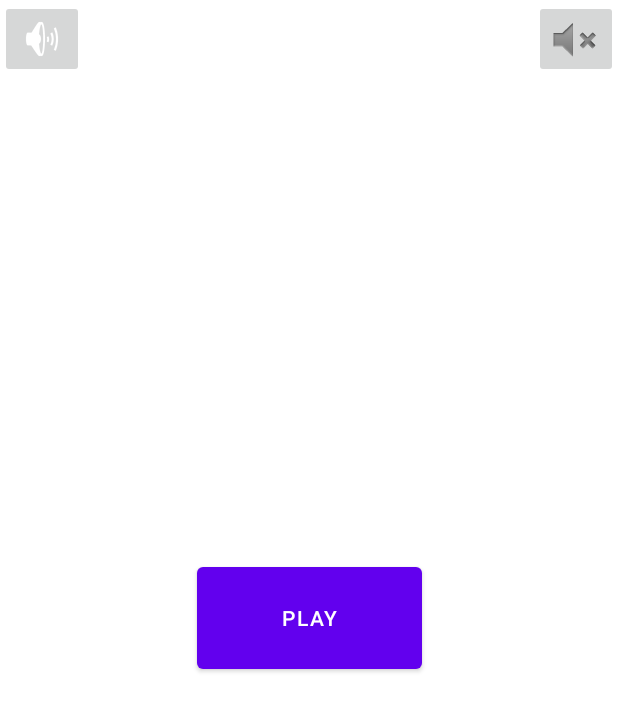
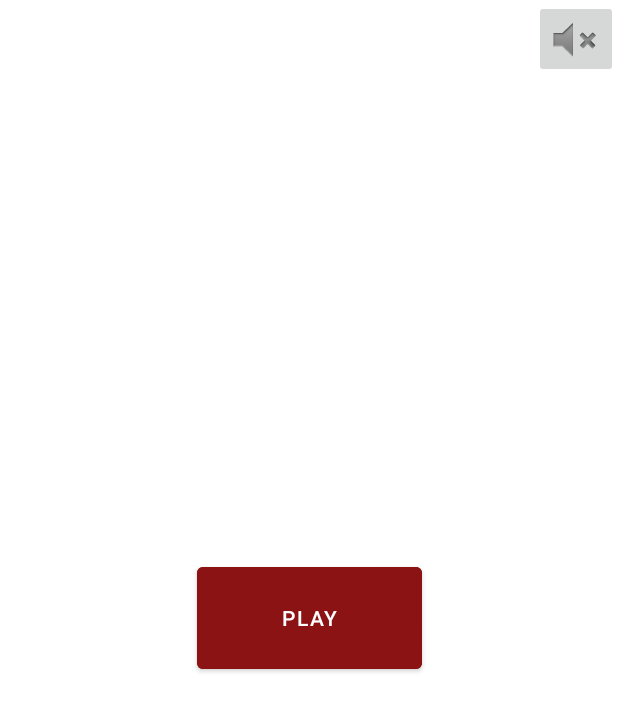
Before and after one commit to Heliox9/conveyor-fight, an Android app: the layout fragment_menu.xml on its own in the app's theme, with its tools: preview values and no code run, on a phone screen of 412 x 824 dp. Shown: the top 711 px of the screen. Run offline under Robolectric (Android 15) with nearby library versions, the phone set to English and light mode, and no system bars.

Commit message:
made buttons red

```diff
--- a/app/src/main/AndroidManifest.xml
+++ b/app/src/main/AndroidManifest.xml
@@ -10,8 +10,7 @@
         android:roundIcon="@mipmap/ic_launcher_round"
         android:supportsRtl="true"
         android:theme="@style/Theme.ConveyorFight">
-        <activity android:name=".gameFragments.AiGameFragment"></activity>
-        <activity android:name=".MainActivity">
+        <activity android:name=".MainActivity"  android:hardwareAccelerated="false">
             <intent-filter>
                 <action android:name="android.intent.action.MAIN" />
 
--- a/app/src/main/java/de/conveyorfight/fight/FightView.kt
+++ b/app/src/main/java/de/conveyorfight/fight/FightView.kt
@@ -60,10 +60,10 @@ class FightView(
         heightUnit = size.heightPixels / 8
         tile = Bitmap.createScaledBitmap(tile, heightUnit, heightUnit, false)
 
-        val victorySource = ImageDecoder.createSource(context.assets, "victory.gif")
+        val victorySource = ImageDecoder.createSource(context.resources, R.raw.victory)
         victoryGif = ImageDecoder.decodeDrawable(victorySource) as AnimatedImageDrawable
 
-        val defeatSource = ImageDecoder.createSource(context.assets, "defeat.gif")
+        val defeatSource = ImageDecoder.createSource(context.resources, R.raw.defeat)
         defeatGif = ImageDecoder.decodeDrawable(defeatSource) as AnimatedImageDrawable
 
         textSize = (size.heightPixels/30).toFloat()
@@ -102,6 +102,7 @@ class FightView(
         drawCharacter(playerCharacter, true)
         drawCharacter(enemyCharacter, false)
         drawItems()
+        handleWin()
 
         holder.unlockCanvasAndPost(canvas)
 
--- a/app/src/main/java/de/conveyorfight/shop/ShopView.kt
+++ b/app/src/main/java/de/conveyorfight/shop/ShopView.kt
@@ -17,10 +17,7 @@ import kotlin.reflect.KFunction0
 import kotlin.reflect.KFunction1
 
 
-//TODO: change button colors, background of music stuff
-//TODO: FightView refactoren
-//TODO: item verschwindet sofort, wenn man auf Kaufen klickt
-//TODO: Loose GIF & Win Gif
+
 class ShopView(
     context: Context,
     val shopItems: List<Item>,
--- a/app/src/main/res/layout/fragment_menu.xml
+++ b/app/src/main/res/layout/fragment_menu.xml
@@ -7,23 +7,23 @@
     android:layout_height="match_parent"
     tools:context="menu.MenuFragment">
 
-    <!--TODO replace background-->
     <Button
         android:id="@+id/menu_play_button"
         android:layout_width="150dp"
         android:layout_height="80dp"
+        android:backgroundTint="#8c1313"
         android:text="@string/menu_to_fight_btn"
         app:layout_constraintBottom_toBottomOf="parent"
         app:layout_constraintEnd_toEndOf="parent"
         app:layout_constraintStart_toStartOf="parent"
         app:layout_constraintTop_toTopOf="parent" />
 
-    <!--    TODO replace placeholder icons-->
     <ImageButton
         android:id="@+id/music_volume_btn"
         android:layout_width="wrap_content"
         android:layout_height="wrap_content"
         android:src="@android:drawable/ic_lock_silent_mode_off"
+        android:backgroundTint="#00000000"
         app:layout_constraintStart_toStartOf="parent"
         app:layout_constraintTop_toTopOf="parent"
         tools:layout_editor_absoluteX="70dp"
@@ -43,9 +43,8 @@
         android:id="@+id/music_seekBar"
         android:layout_width="200dp"
         android:layout_height="0dp"
-        android:background="@color/design_default_color_secondary"
-        android:progressTint="@color/design_default_color_primary"
-        android:thumbTint="@color/design_default_color_primary"
+        android:progressTint="#8C1313"
+        android:thumbTint="#8C1313"
         android:visibility="invisible"
         app:layout_constraintBottom_toBottomOf="@id/music_volume_btn"
         app:layout_constraintStart_toEndOf="@id/music_volume_btn"
```
Also changed, not shown: app/src/main/res/raw/defeat.gif (renamed from app/src/main/assets/defeat.gif), app/src/main/res/raw/victory.gif (renamed from app/src/main/assets/victory.gif).
